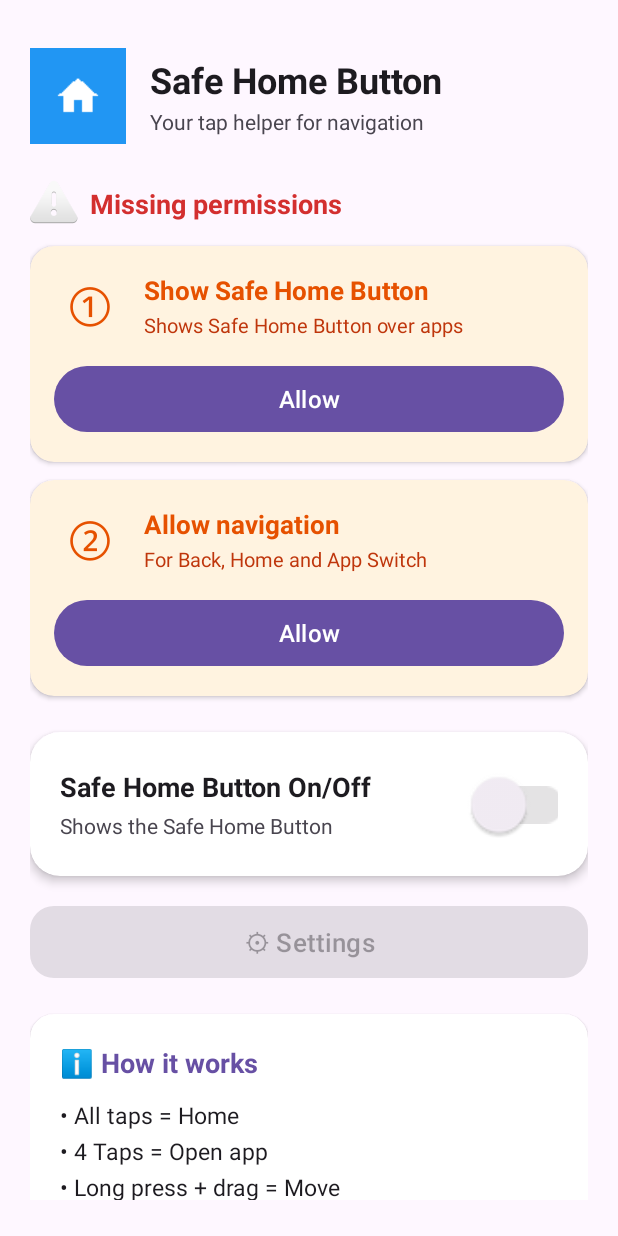
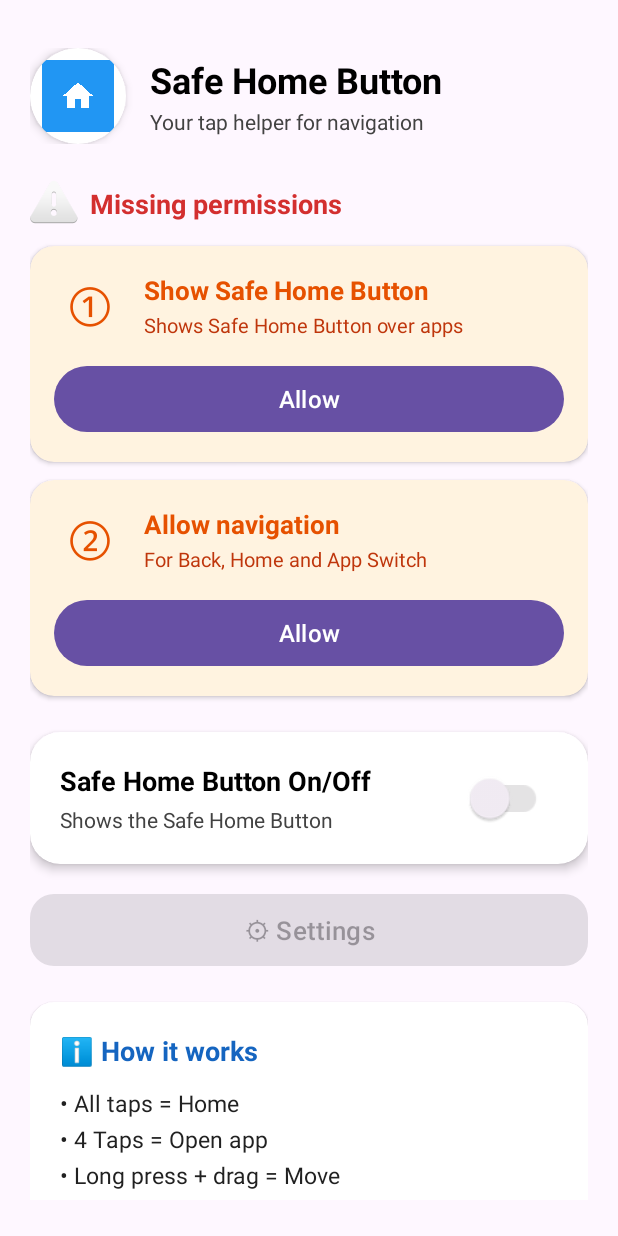
Before and after one commit to Stephan-Heuscher/Save-Home-Button, an Android app: the screen it shows after launch (MainActivity), on a phone screen of 412 x 824 dp. Run offline under Robolectric (Android 15) with nearby library versions, the phone set to English and light mode, and no system bars.

Commit message:
fix: Improve icon styling and text contrast for accessibility
- Add white circular background to app icon in header (CardView with 32dp radius)
- Reduce On/Off switch scale from 1.8x to 1.3x to prevent cutoff
- Add right margin to switch to ensure proper spacing
- Increase text contrast throughout for elderly users:
  - Title: #000000 (pure black)
  - Subtitles: #424242 (dark gray)
  - Help card title: #1565C0 (high contrast blue)
  - Help card text: #212121 (near black)

```diff
--- a/app/src/main/res/layout/activity_main.xml
+++ b/app/src/main/res/layout/activity_main.xml
@@ -25,12 +25,22 @@
             android:gravity="center_vertical"
             android:layout_marginBottom="24dp">
 
-            <ImageView
+            <androidx.cardview.widget.CardView
                 android:layout_width="64dp"
                 android:layout_height="64dp"
-                android:src="@mipmap/ic_launcher"
-                android:contentDescription="@string/assistipoint_app"
-                android:layout_marginEnd="16dp" />
+                android:layout_marginEnd="16dp"
+                app:cardCornerRadius="32dp"
+                app:cardElevation="4dp"
+                app:cardBackgroundColor="#FFFFFF">
+
+                <ImageView
+                    android:layout_width="match_parent"
+                    android:layout_height="match_parent"
+                    android:src="@mipmap/ic_launcher"
+                    android:contentDescription="@string/assistipoint_app"
+                    android:scaleType="centerInside"
+                    android:padding="8dp" />
+            </androidx.cardview.widget.CardView>
 
             <LinearLayout
                 android:layout_width="0dp"
@@ -44,14 +54,14 @@
                     android:text="@string/app_title"
                     android:textSize="24sp"
                     android:textStyle="bold"
-                    android:textColor="?android:attr/textColorPrimary" />
+                    android:textColor="#000000" />
 
                 <TextView
                     android:layout_width="match_parent"
                     android:layout_height="wrap_content"
                     android:text="@string/app_subtitle"
                     android:textSize="14sp"
-                    android:textColor="?android:attr/textColorSecondary"
+                    android:textColor="#424242"
                     android:layout_marginTop="2dp" />
             </LinearLayout>
         </LinearLayout>
@@ -242,7 +252,7 @@
                         android:text="@string/assistipoint_on_off"
                         android:textSize="18sp"
                         android:textStyle="bold"
-                        android:textColor="?android:attr/textColorPrimary" />
+                        android:textColor="#000000" />
 
                     <TextView
                         android:id="@+id/switch_status_text"
@@ -250,7 +260,7 @@
                         android:layout_height="wrap_content"
                         android:text="@string/shows_the_assistipoint"
                         android:textSize="14sp"
-                        android:textColor="?android:attr/textColorSecondary"
+                        android:textColor="#424242"
                         android:layout_marginTop="4dp" />
                 </LinearLayout>
 
@@ -259,11 +269,12 @@
                     android:layout_width="wrap_content"
                     android:layout_height="wrap_content"
                     android:contentDescription="@string/switch_assistipoint_on_off"
-                    android:minHeight="56dp"
-                    android:minWidth="56dp"
-                    android:layout_marginStart="16dp"
-                    android:scaleX="1.8"
-                    android:scaleY="1.8" />
+                    android:minHeight="48dp"
+                    android:minWidth="48dp"
+                    android:layout_marginStart="12dp"
+                    android:layout_marginEnd="8dp"
+                    android:scaleX="1.3"
+                    android:scaleY="1.3" />
             </LinearLayout>
         </androidx.cardview.widget.CardView>
 
@@ -300,7 +311,7 @@
                     android:text="@string/how_it_works"
                     android:textSize="18sp"
                     android:textStyle="bold"
-                    android:textColor="?attr/colorPrimary"
+                    android:textColor="#1565C0"
                     android:layout_marginBottom="12dp" />
 
                 <TextView
@@ -310,7 +321,7 @@
                     android:text="@string/instructions"
                     android:textSize="15sp"
                     android:lineSpacingExtra="6dp"
-                    android:textColor="?android:attr/textColorPrimary"
+                    android:textColor="#212121"
                     android:contentDescription="@string/instructions_desc" />
             </LinearLayout>
         </androidx.cardview.widget.CardView>
```
